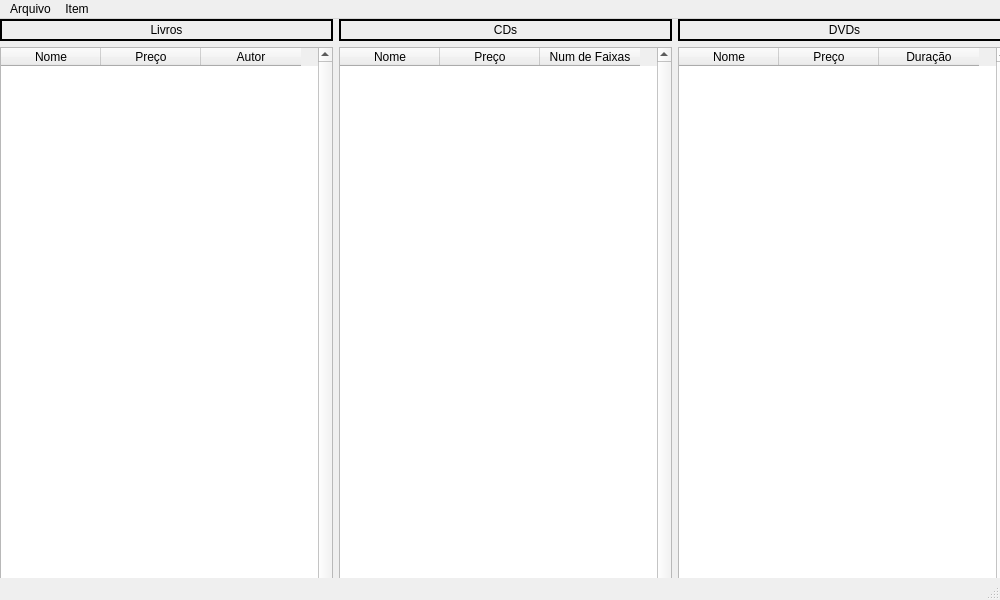
Old version of the form Loja/mainloja.ui in the repository lumathias/DCA1202---Programa-o-Avan-ada.
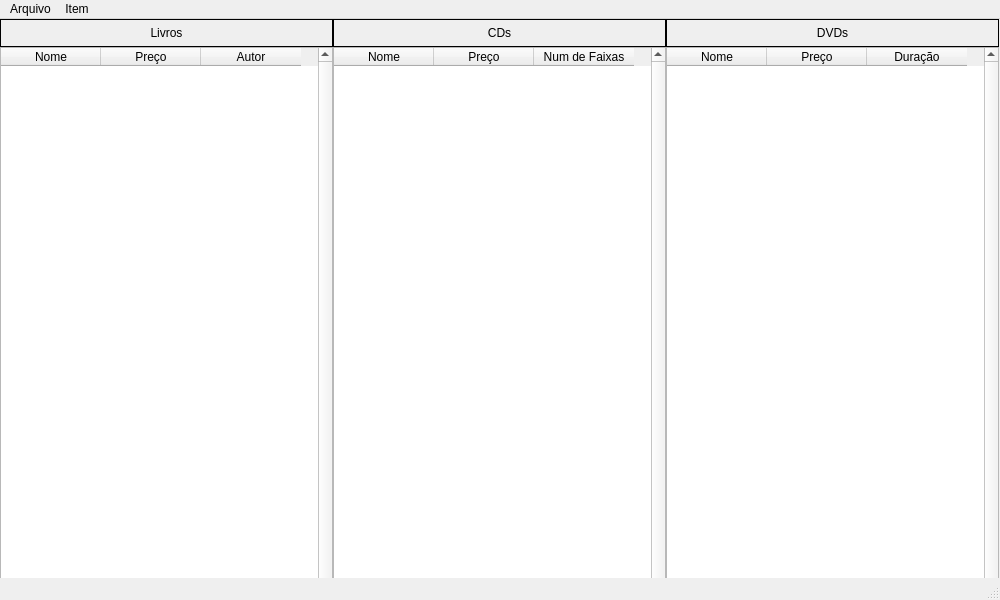
New version of the form.

What changed in the file:
```diff
--- a/Loja/mainloja.ui
+++ b/Loja/mainloja.ui
@@ -14,6 +14,12 @@
    <string>MainLoja</string>
   </property>
   <widget class="QWidget" name="centralwidget">
+   <property name="maximumSize">
+    <size>
+     <width>1000</width>
+     <height>600</height>
+    </size>
+   </property>
    <widget class="QWidget" name="gridLayoutWidget">
     <property name="geometry">
      <rect>
@@ -24,13 +30,19 @@
      </rect>
     </property>
     <layout class="QGridLayout" name="gridLayout_2">
+     <property name="sizeConstraint">
+      <enum>QLayout::SetMaximumSize</enum>
+     </property>
+     <property name="spacing">
+      <number>0</number>
+     </property>
      <item row="2" column="0">
       <widget class="QLabel" name="label_livro">
        <property name="layoutDirection">
         <enum>Qt::LeftToRight</enum>
        </property>
        <property name="frameShape">
-        <enum>QFrame::WinPanel</enum>
+        <enum>QFrame::Box</enum>
        </property>
        <property name="text">
         <string>Livros</string>
@@ -46,7 +58,7 @@
         <enum>Qt::LeftToRight</enum>
        </property>
        <property name="frameShape">
-        <enum>QFrame::WinPanel</enum>
+        <enum>QFrame::Box</enum>
        </property>
        <property name="text">
         <string>CDs</string>
@@ -62,7 +74,7 @@
         <enum>Qt::LeftToRight</enum>
        </property>
        <property name="frameShape">
-        <enum>QFrame::WinPanel</enum>
+        <enum>QFrame::Box</enum>
        </property>
        <property name="text">
         <string>DVDs</string>
```
Left out of the diff: 2 changed lines with no effect on the pictures.
